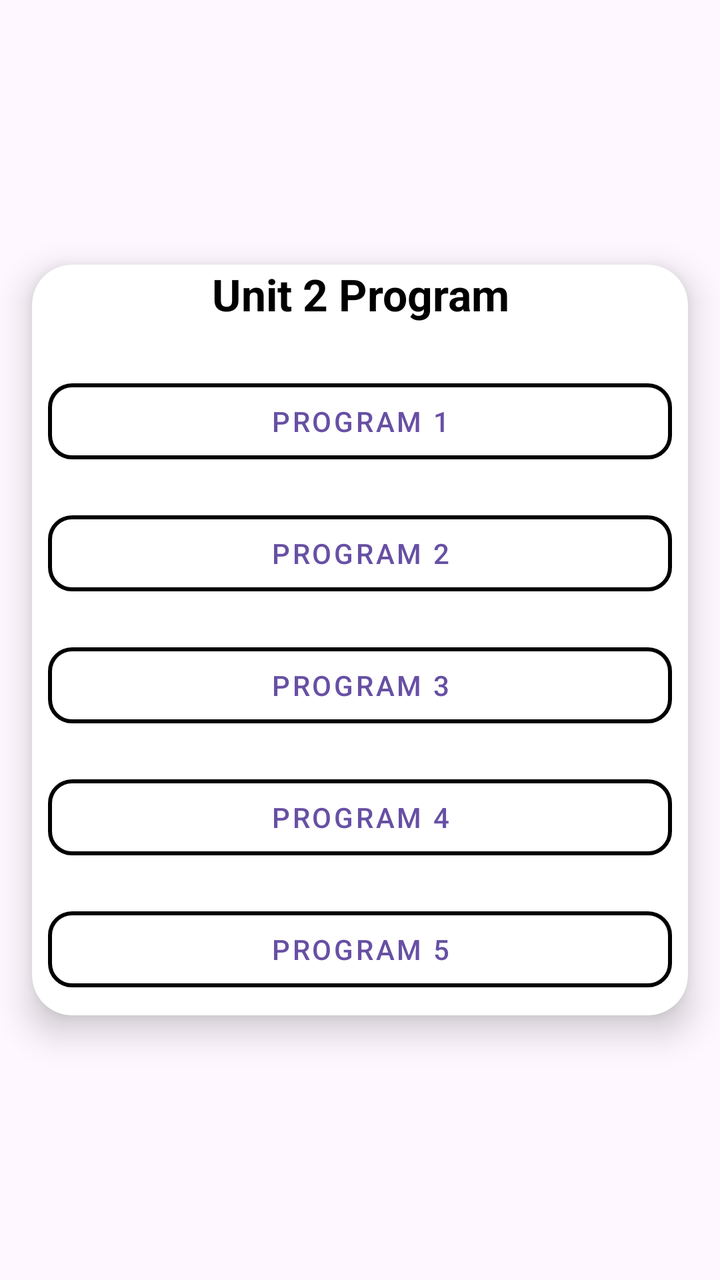
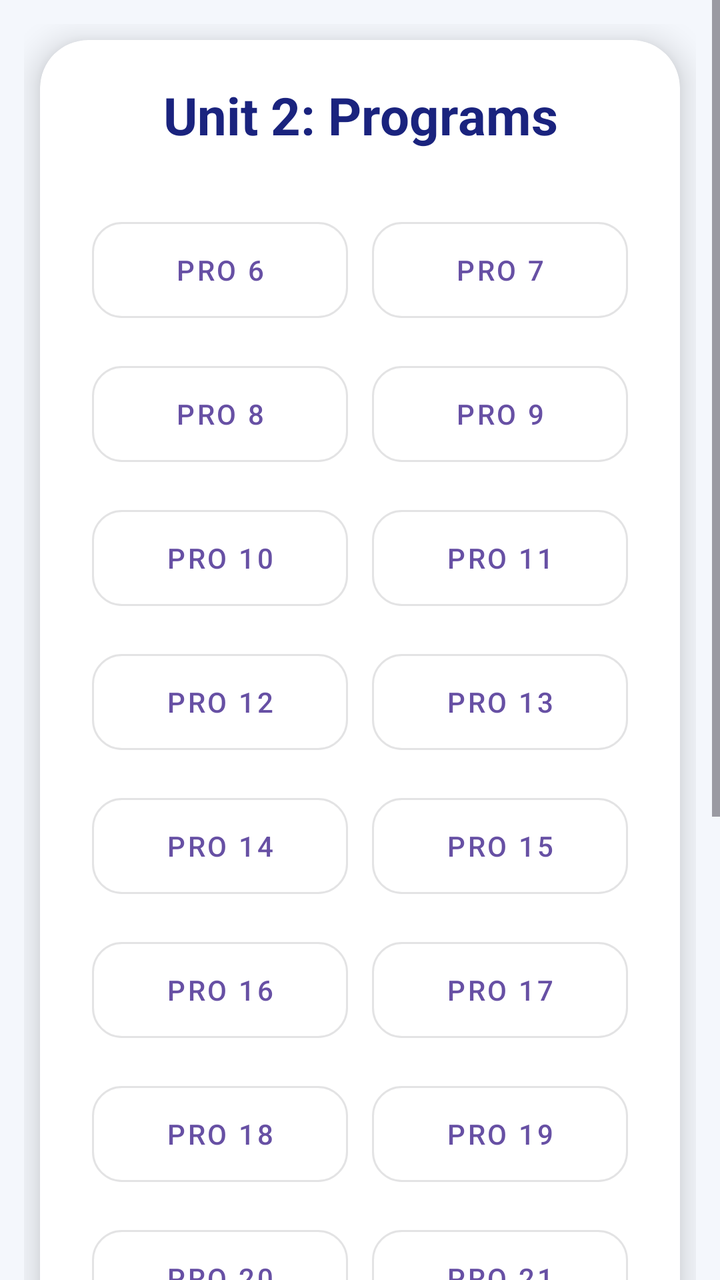

The first picture is an Android layout as it rendered before a commit; the second is the same layout after the commit. The layout source and the unified diff follow.
<!-- AndroidManifest.xml: application theme Theme.MyApplicationMCA -->
<!-- res/layout/activity_unit2_list_page.xml -->
<LinearLayout xmlns:android="http://schemas.android.com/apk/res/android"
    xmlns:app="http://schemas.android.com/apk/res-auto"
    xmlns:tools="http://schemas.android.com/tools"
    android:id="@+id/main"
    android:layout_width="match_parent"
    android:layout_height="match_parent"
    android:animateLayoutChanges="true"
    android:gravity="center"
    android:orientation="vertical"
    tools:context=".UNIT2_LIST_PAGE">

    
    <androidx.cardview.widget.CardView
        android:id="@+id/card_units"
        android:layout_width="match_parent"
        android:layout_height="wrap_content"
        android:padding="16dp"
        android:layout_margin="16dp"
        app:cardCornerRadius="20dp"
        app:cardElevation="10dp">

        <LinearLayout
            android:layout_width="match_parent"
            android:layout_height="wrap_content"
            android:gravity="center"
            android:orientation="vertical">

            <TextView
                android:layout_width="match_parent"
                android:layout_height="wrap_content"
                android:layout_marginBottom="16dp"
                android:gravity="center"
                android:text="Unit 2 Program"
                android:textSize="22sp"
                android:textStyle="bold"
                android:textColor="@android:color/black" />

            
            <com.google.android.material.button.MaterialButton
                android:id="@+id/btnpro1"
                style="@style/Widget.MaterialComponents.Button.OutlinedButton"
                android:layout_width="match_parent"
                android:layout_height="50dp"
                android:layout_margin="8dp"
                android:text="PROGRAM 1"
                app:cornerRadius="12dp"
                app:strokeColor="@color/black"
                app:strokeWidth="2dp" />

            <com.google.android.material.button.MaterialButton
                android:id="@+id/btnpro2"
                style="@style/Widget.MaterialComponents.Button.OutlinedButton"
                android:layout_width="match_parent"
                android:layout_height="50dp"
                android:layout_margin="8dp"
                android:text="PROGRAM 2"
                app:cornerRadius="12dp"
                app:strokeColor="@color/black"
                app:strokeWidth="2dp" />

            <com.google.android.material.button.MaterialButton
                android:id="@+id/btnpro3"
                style="@style/Widget.MaterialComponents.Button.OutlinedButton"
                android:layout_width="match_parent"
                android:layout_height="50dp"
                android:layout_margin="8dp"
                android:text="PROGRAM 3"
                app:cornerRadius="12dp"
                app:strokeColor="@color/black"
                app:strokeWidth="2dp" />

            <com.google.android.material.button.MaterialButton
                android:id="@+id/btnpro4"
                style="@style/Widget.MaterialComponents.Button.OutlinedButton"
                android:layout_width="match_parent"
                android:layout_height="50dp"
                android:layout_margin="8dp"
                android:text="PROGRAM 4"
                app:cornerRadius="12dp"
                app:strokeColor="@color/black"
                app:strokeWidth="2dp" />

            <com.google.android.material.button.MaterialButton
                android:id="@+id/btnpro5"
                style="@style/Widget.MaterialComponents.Button.OutlinedButton"
                android:layout_width="match_parent"
                android:layout_height="50dp"
                android:layout_margin="8dp"
                android:text="PROGRAM 5"
                app:cornerRadius="12dp"
                app:strokeColor="@color/black"
                app:strokeWidth="2dp" />

        </LinearLayout>
    </androidx.cardview.widget.CardView>
</LinearLayout>
<!-- resources referenced by this layout -->
<resources>
  <color name="black">#FF000000</color>
  <style name="Theme.MyApplicationMCA" parent="Base.Theme.MyApplicationMCA" />
  <style name="Base.Theme.MyApplicationMCA" parent="Theme.Material3.DayNight.NoActionBar">
          
          
      </style>
</resources>

<!-- the commit's change to res/layout/activity_unit2_list_page.xml (unified diff, before → after) -->
@@ -1,96 +1,282 @@
-<LinearLayout xmlns:android="http://schemas.android.com/apk/res/android"
+<?xml version="1.0" encoding="utf-8"?>
+<ScrollView xmlns:android="http://schemas.android.com/apk/res/android"
     xmlns:app="http://schemas.android.com/apk/res-auto"
     xmlns:tools="http://schemas.android.com/tools"
-    android:id="@+id/main"
     android:layout_width="match_parent"
     android:layout_height="match_parent"
-    android:animateLayoutChanges="true"
-    android:gravity="center"
-    android:orientation="vertical"
+    android:layout_marginTop="20dp"
+    android:background="#F4F7FC"
+    android:fillViewport="true"
     tools:context=".UNIT2_LIST_PAGE">
 
-    
-    <androidx.cardview.widget.CardView
-        android:id="@+id/card_units"
+    <LinearLayout
         android:layout_width="match_parent"
         android:layout_height="wrap_content"
-        android:padding="16dp"
-        android:layout_margin="16dp"
-        app:cardCornerRadius="20dp"
-        app:cardElevation="10dp">
-
-        <LinearLayout
+        android:orientation="vertical"
+        android:padding="12dp">
+
+        <androidx.cardview.widget.CardView
             android:layout_width="match_parent"
             android:layout_height="wrap_content"
-            android:gravity="center"
-            android:orientation="vertical">
-
-            <TextView
+            android:layout_margin="8dp"
+            app:cardCornerRadius="24dp"
+            app:cardElevation="10dp">
+
+            <LinearLayout
                 android:layout_width="match_parent"
                 android:layout_height="wrap_content"
-                android:layout_marginBottom="16dp"
-                android:gravity="center"
-                android:text="Unit 2 Program"
-                android:textSize="22sp"
-                android:textStyle="bold"
-                android:textColor="@android:color/black" />
-
-            
-            <com.google.android.material.button.MaterialButton
-                android:id="@+id/btnpro1"
-                style="@style/Widget.MaterialComponents.Button.OutlinedButton"
-                android:layout_width="match_parent"
-                android:layout_height="50dp"
-                android:layout_margin="8dp"
-                android:text="PROGRAM 1"
-                app:cornerRadius="12dp"
-                app:strokeColor="@color/black"
-                app:strokeWidth="2dp" />
-
-            <com.google.android.material.button.MaterialButton
-                android:id="@+id/btnpro2"
-                style="@style/Widget.MaterialComponents.Button.OutlinedButton"
-                android:layout_width="match_parent"
-                android:layout_height="50dp"
-                android:layout_margin="8dp"
-                android:text="PROGRAM 2"
-                app:cornerRadius="12dp"
-                app:strokeColor="@color/black"
-                app:strokeWidth="2dp" />
-
-            <com.google.android.material.button.MaterialButton
-                android:id="@+id/btnpro3"
-                style="@style/Widget.MaterialComponents.Button.OutlinedButton"
-                android:layout_width="match_parent"
-                android:layout_height="50dp"
-                android:layout_margin="8dp"
-                android:text="PROGRAM 3"
-                app:cornerRadius="12dp"
-                app:strokeColor="@color/black"
-                app:strokeWidth="2dp" />
-
-            <com.google.android.material.button.MaterialButton
-                android:id="@+id/btnpro4"
-                style="@style/Widget.MaterialComponents.Button.OutlinedButton"
-                android:layout_width="match_parent"
-                android:layout_height="50dp"
-                android:layout_margin="8dp"
-                android:text="PROGRAM 4"
-                app:cornerRadius="12dp"
-                app:strokeColor="@color/black"
-                app:strokeWidth="2dp" />
-
-            <com.google.android.material.button.MaterialButton
-                android:id="@+id/btnpro5"
-                style="@style/Widget.MaterialComponents.Button.OutlinedButton"
-                android:layout_width="match_parent"
-                android:layout_height="50dp"
-                android:layout_margin="8dp"
-                android:text="PROGRAM 5"
-                app:cornerRadius="12dp"
-                app:strokeColor="@color/black"
-                app:strokeWidth="2dp" />
-
-        </LinearLayout>
-    </androidx.cardview.widget.CardView>
-</LinearLayout>
+                android:orientation="vertical"
+                android:padding="20dp">
+
+                <TextView
+                    android:layout_width="match_parent"
+                    android:layout_height="wrap_content"
+                    android:layout_marginBottom="24dp"
+                    android:gravity="center"
+                    android:text="Unit 2: Programs"
+                    android:textColor="#1A237E"
+                    android:textSize="26sp"
+                    android:textStyle="bold" />
+
+                <GridLayout
+                    android:layout_width="match_parent"
+                    android:layout_height="wrap_content"
+                    android:alignmentMode="alignMargins"
+                    android:columnCount="2">
+
+                    <com.google.android.material.button.MaterialButton
+                        android:id="@+id/btn_pro6"
+                        style="@style/Widget.MaterialComponents.Button.OutlinedButton"
+                        android:layout_width="0dp"
+                        android:layout_height="60dp"
+                        android:layout_columnWeight="1"
+                        android:layout_margin="6dp"
+                        android:text="PRO 6"
+                        app:cornerRadius="15dp" />
+
+                    <com.google.android.material.button.MaterialButton
+                        android:id="@+id/btn_pro7"
+                        style="@style/Widget.MaterialComponents.Button.OutlinedButton"
+                        android:layout_width="0dp"
+                        android:layout_height="60dp"
+                        android:layout_columnWeight="1"
+                        android:layout_margin="6dp"
+                        android:text="PRO 7"
+                        app:cornerRadius="15dp" />
+
+                    <com.google.android.material.button.MaterialButton
+                        android:id="@+id/btn_pro8"
+                        style="@style/Widget.MaterialComponents.Button.OutlinedButton"
+                        android:layout_width="0dp"
+                        android:layout_height="60dp"
+                        android:layout_columnWeight="1"
+                        android:layout_margin="6dp"
+                        android:text="PRO 8"
+                        app:cornerRadius="15dp" />
+
+                    <com.google.android.material.button.MaterialButton
+                        android:id="@+id/btn_pro9"
+                        style="@style/Widget.MaterialComponents.Button.OutlinedButton"
+                        android:layout_width="0dp"
+                        android:layout_height="60dp"
+                        android:layout_columnWeight="1"
+                        android:layout_margin="6dp"
+                        android:text="PRO 9"
+                        app:cornerRadius="15dp" />
+
+                    <com.google.android.material.button.MaterialButton
+                        android:id="@+id/btn_pro10"
+                        style="@style/Widget.MaterialComponents.Button.OutlinedButton"
+                        android:layout_width="0dp"
+                        android:layout_height="60dp"
+                        android:layout_columnWeight="1"
+                        android:layout_margin="6dp"
+                        android:text="PRO 10"
+                        app:cornerRadius="15dp" />
+
+                    <com.google.android.material.button.MaterialButton
+                        android:id="@+id/btn_pro11"
+                        style="@style/Widget.MaterialComponents.Button.OutlinedButton"
+                        android:layout_width="0dp"
+                        android:layout_height="60dp"
+                        android:layout_columnWeight="1"
+                        android:layout_margin="6dp"
+                        android:text="PRO 11"
+                        app:cornerRadius="15dp" />
+
+                    <com.google.android.material.button.MaterialButton
+                        android:id="@+id/btn_pro12"
+                        style="@style/Widget.MaterialComponents.Button.OutlinedButton"
+                        android:layout_width="0dp"
+                        android:layout_height="60dp"
+                        android:layout_columnWeight="1"
+                        android:layout_margin="6dp"
+                        android:text="PRO 12"
+                        app:cornerRadius="15dp" />
+
+                    <com.google.android.material.button.MaterialButton
+                        android:id="@+id/btn_pro13"
+                        style="@style/Widget.MaterialComponents.Button.OutlinedButton"
+                        android:layout_width="0dp"
+                        android:layout_height="60dp"
+                        android:layout_columnWeight="1"
+                        android:layout_margin="6dp"
+                        android:text="PRO 13"
+                        app:cornerRadius="15dp" />
+
+                    <com.google.android.material.button.MaterialButton
+                        android:id="@+id/btn_pro14"
+                        style="@style/Widget.MaterialComponents.Button.OutlinedButton"
+                        android:layout_width="0dp"
+                        android:layout_height="60dp"
+                        android:layout_columnWeight="1"
+                        android:layout_margin="6dp"
+                        android:text="PRO 14"
+                        app:cornerRadius="15dp" />
+
+                    <com.google.android.material.button.MaterialButton
+                        android:id="@+id/btn_pro15"
+                        style="@style/Widget.MaterialComponents.Button.OutlinedButton"
+                        android:layout_width="0dp"
+                        android:layout_height="60dp"
+                        android:layout_columnWeight="1"
+                        android:layout_margin="6dp"
+                        android:text="PRO 15"
+                        app:cornerRadius="15dp" />
+
+                    <com.google.android.material.button.MaterialButton
+                        android:id="@+id/btn_pro16"
+                        style="@style/Widget.MaterialComponents.Button.OutlinedButton"
+                        android:layout_width="0dp"
+                        android:layout_height="60dp"
+                        android:layout_columnWeight="1"
+                        android:layout_margin="6dp"
+                        android:text="PRO 16"
+                        app:cornerRadius="15dp" />
+
+                    <com.google.android.material.button.MaterialButton
+                        android:id="@+id/btn_pro17"
+                        style="@style/Widget.MaterialComponents.Button.OutlinedButton"
+                        android:layout_width="0dp"
+                        android:layout_height="60dp"
+                        android:layout_columnWeight="1"
+                        android:layout_margin="6dp"
+                        android:text="PRO 17"
+                        app:cornerRadius="15dp" />
+
+                    <com.google.android.material.button.MaterialButton
+                        android:id="@+id/btn_pro18"
+                        style="@style/Widget.MaterialComponents.Button.OutlinedButton"
+                        android:layout_width="0dp"
+                        android:layout_height="60dp"
+                        android:layout_columnWeight="1"
+                        android:layout_margin="6dp"
+                        android:text="PRO 18"
+                        app:cornerRadius="15dp" />
+
+                    <com.google.android.material.button.MaterialButton
+                        android:id="@+id/btn_pro19"
+                        style="@style/Widget.MaterialComponents.Button.OutlinedButton"
+                        android:layout_width="0dp"
+                        android:layout_height="60dp"
+                        android:layout_columnWeight="1"
+                        android:layout_margin="6dp"
+                        android:text="PRO 19"
+                        app:cornerRadius="15dp" />
+
+                    <com.google.android.material.button.MaterialButton
+                        android:id="@+id/btn_pro20"
+                        style="@style/Widget.MaterialComponents.Button.OutlinedButton"
+                        android:layout_width="0dp"
+                        android:layout_height="60dp"
+                        android:layout_columnWeight="1"
+                        android:layout_margin="6dp"
+                        android:text="PRO 20"
+                        app:cornerRadius="15dp" />
+
+                    <com.google.android.material.button.MaterialButton
+                        android:id="@+id/btn_pro21"
+                        style="@style/Widget.MaterialComponents.Button.OutlinedButton"
+                        android:layout_width="0dp"
+                        android:layout_height="60dp"
+                        android:layout_columnWeight="1"
+                        android:layout_margin="6dp"
+                        android:text="PRO 21"
+                        app:cornerRadius="15dp" />
+
+                    <com.google.android.material.button.MaterialButton
+                        android:id="@+id/btn_pro22"
+                        style="@style/Widget.MaterialComponents.Button.OutlinedButton"
+                        android:layout_width="0dp"
+                        android:layout_height="60dp"
+                        android:layout_columnWeight="1"
+                        android:layout_margin="6dp"
+                        android:text="PRO 22"
+                        app:cornerRadius="15dp" />
+
+                    <com.google.android.material.button.MaterialButton
+                        android:id="@+id/btn_pro23"
+                        style="@style/Widget.MaterialComponents.Button.OutlinedButton"
+                        android:layout_width="0dp"
+                        android:layout_height="60dp"
+                        android:layout_columnWeight="1"
+                        android:layout_margin="6dp"
+                        android:text="PRO 23"
+                        app:cornerRadius="15dp" />
+
+                    <com.google.android.material.button.MaterialButton
+                        android:id="@+id/btn_pro24"
+                        style="@style/Widget.MaterialComponents.Button.OutlinedButton"
+                        android:layout_width="0dp"
+                        android:layout_height="60dp"
+                        android:layout_columnWeight="1"
+                        android:layout_margin="6dp"
+                        android:text="PRO 24"
+                        app:cornerRadius="15dp" />
+
+                    <com.google.android.material.button.MaterialButton
+                        android:id="@+id/btn_pro25"
+                        style="@style/Widget.MaterialComponents.Button.OutlinedButton"
+                        android:layout_width="0dp"
+                        android:layout_height="60dp"
+                        android:layout_columnWeight="1"
+                        android:layout_margin="6dp"
+                        android:text="PRO 25"
+                        app:cornerRadius="15dp" />
+
+                    <com.google.android.material.button.MaterialButton
+                        android:id="@+id/btn_pro26"
+                        style="@style/Widget.MaterialComponents.Button.OutlinedButton"
+                        android:layout_width="0dp"
+                        android:layout_height="60dp"
+                        android:layout_columnWeight="1"
+                        android:layout_margin="6dp"
+                        android:text="PRO 26"
+                        app:cornerRadius="15dp" />
+
+                    <com.google.android.material.button.MaterialButton
+                        android:id="@+id/btn_pro27"
+                        style="@style/Widget.MaterialComponents.Button.OutlinedButton"
+                        android:layout_width="0dp"
+                        android:layout_height="60dp"
+                        android:layout_columnWeight="1"
+                        android:layout_margin="6dp"
+                        android:text="PRO 27"
+                        app:cornerRadius="15dp" />
+
+                    <com.google.android.material.button.MaterialButton
+                        android:id="@+id/btn_pro28"
+                        style="@style/Widget.MaterialComponents.Button.OutlinedButton"
+                        android:layout_width="0dp"
+                        android:layout_height="60dp"
+                        android:layout_columnWeight="1"
+                        android:layout_columnSpan="2"
+                        android:layout_margin="6dp"
+                        android:text="PRO 28"
+                        app:cornerRadius="15dp" />
+
+                </GridLayout>
+            </LinearLayout>
+        </androidx.cardview.widget.CardView>
+    </LinearLayout>
+</ScrollView>
<!-- resource entries referenced after the edit -->
@@ -1,6 +1,5 @@
 <!-- resources referenced by this layout -->
 <resources>
-  <color name="black">#FF000000</color>
   <style name="Theme.MyApplicationMCA" parent="Base.Theme.MyApplicationMCA" />
   <style name="Base.Theme.MyApplicationMCA" parent="Theme.Material3.DayNight.NoActionBar">
           
